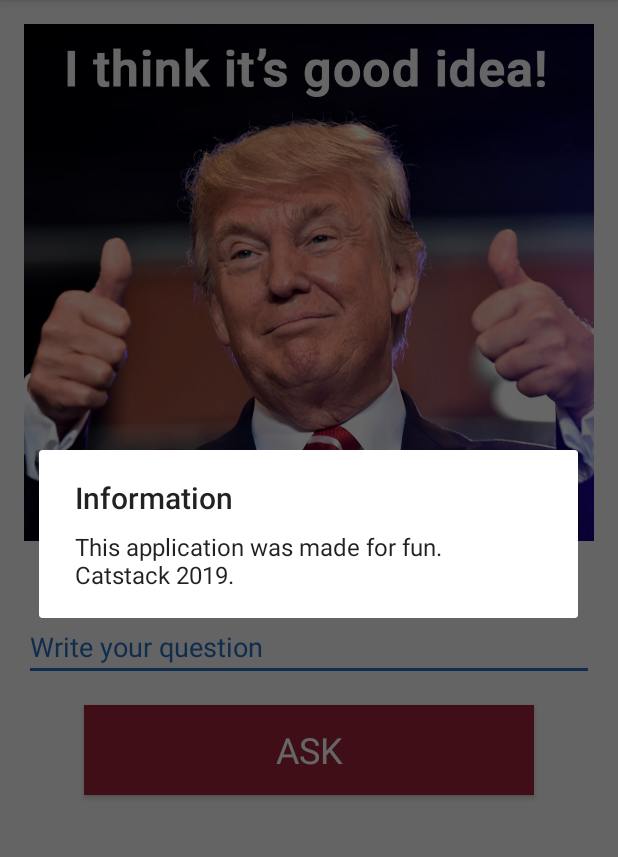
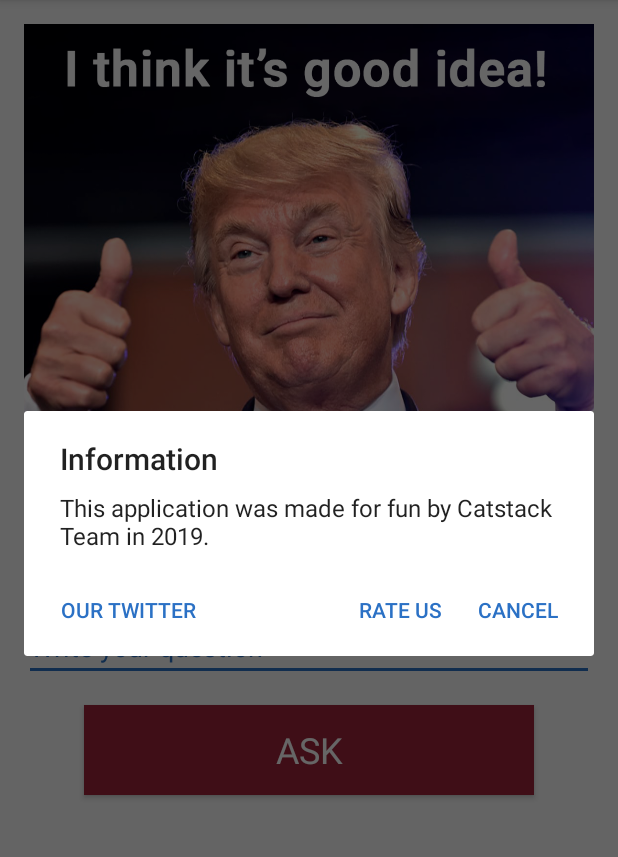
Before and after one commit to GORR174/ask-trump-android, an Android app: the screen it shows after launch (MainActivity), after a tap on "Information", on a phone screen of 412 x 824 dp, the part 84-941 px from its top. Run offline under Robolectric (Android 15) with nearby library versions, the phone set to English and light mode, and no system bars; our stand-ins replace AdMob, RxJava; Roboto replaces fonts that are not available here; 1 other tap on this screen came first.

Commit message:
Info button update

```diff
--- a/app/src/main/java/ru/catstack/asktrump/fragments/AskTrumpFragment.kt
+++ b/app/src/main/java/ru/catstack/asktrump/fragments/AskTrumpFragment.kt
@@ -1,5 +1,7 @@
 package ru.catstack.asktrump.fragments
 
+import android.content.Intent
+import android.net.Uri
 import android.os.Bundle
 import android.view.*
 import androidx.appcompat.app.AlertDialog
@@ -77,11 +79,24 @@ class AskTrumpFragment : Fragment() {
     }
 
     private fun onMenuInfoButtonClicked() {
-        val dialogBuilder = AlertDialog.Builder(context!!)
-
-        dialogBuilder.apply {
+        AlertDialog.Builder(context!!).apply {
             setTitle(R.string.info_title)
             setMessage(R.string.info_message)
+            setPositiveButton(R.string.info_cancel_button) { _, _ -> }
+            setNeutralButton(R.string.info_twitter_button) { _, _ ->
+                val browserIntent = Intent(
+                    Intent.ACTION_VIEW,
+                    Uri.parse("https://twitter.com/catstack_team")
+                )
+                startActivity(browserIntent)
+            }
+            setNegativeButton(R.string.info_rate_button) { _, _ ->
+                val browserIntent = Intent(
+                    Intent.ACTION_VIEW,
+                    Uri.parse("https://play.google.com/store/apps/details?id=ru.catstack.asktrump")
+                )
+                startActivity(browserIntent)
+            }
             show()
         }
     }
--- a/app/src/main/res/values/strings.xml
+++ b/app/src/main/res/values/strings.xml
@@ -4,5 +4,8 @@
     <string name="asktrump_ask_button">Ask</string>
     <string name="menu_info">Information</string>
     <string name="info_title">Information</string>
-    <string name="info_message">This application was made for fun.\nCatstack 2019.</string>
+    <string name="info_message">This application was made for fun by Catstack Team in 2019.</string>
+    <string name="info_rate_button">Rate us</string>
+    <string name="info_twitter_button">Our Twitter</string>
+    <string name="info_cancel_button">Cancel</string>
 </resources>
```
